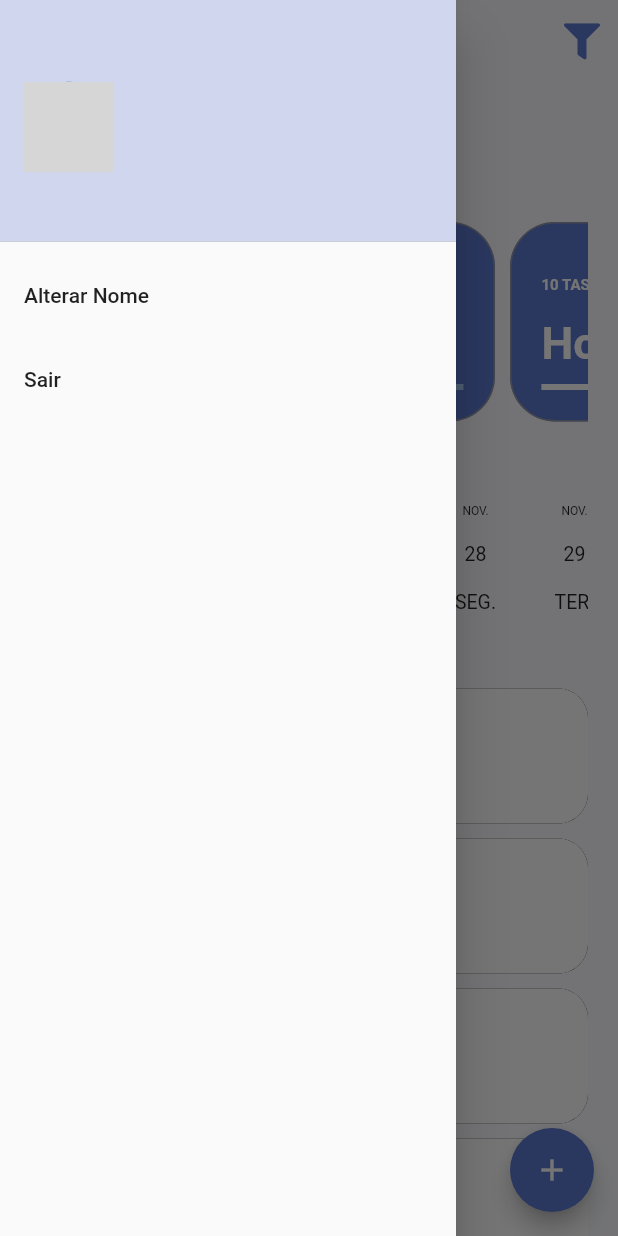
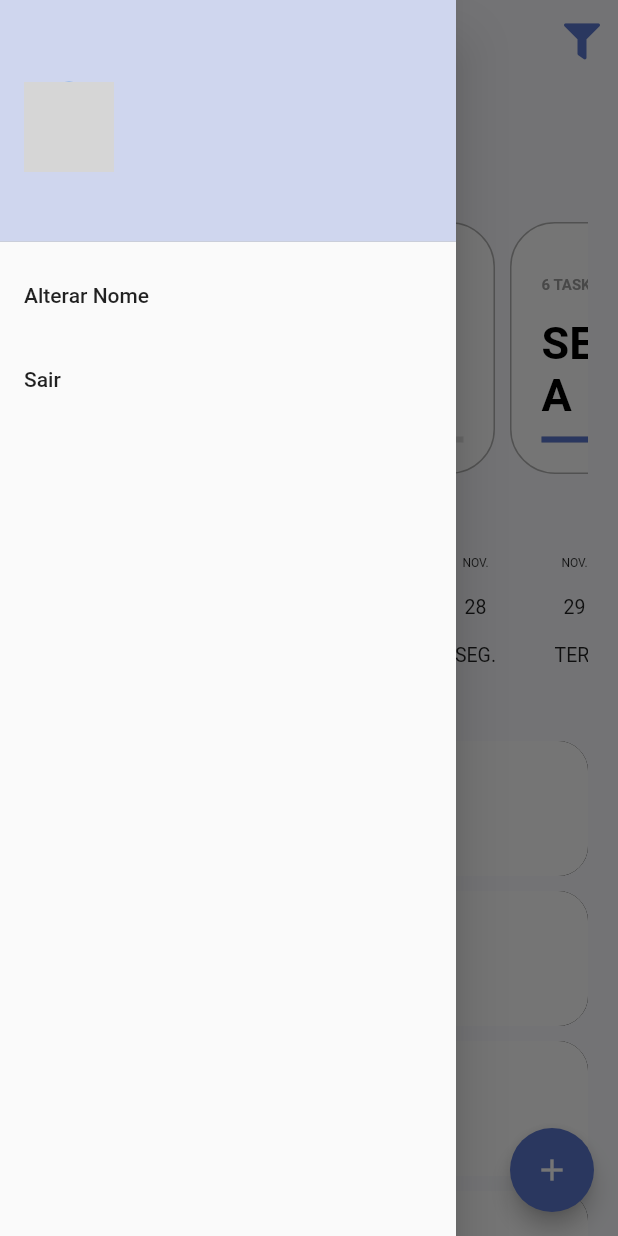
Before and after one commit to whylgher/todo_list_provider, a Flutter app: the screen it shows once a user with an empty profile is signed in, with the side drawer open, on a phone screen of 412 x 824 dp. Run offline on Flutter 3.47's test engine with Material 2 defaults, Android fonts, the phone set to English and light mode, and no system bars; drawn by our look-alikes of date_picker_timeline; our stand-ins replace firebase_auth, firebase_core, flutter_signin_button, google_sign_in, sqflite, sqflite_common and 1 more; missing offline and left inert: flutter_overlay_loader, validatorless; accounts and stored records are empty; network calls fail; grey boxes are pictures that could not be loaded.

Commit message:
Busca de Tasks (Repository e Service)

```diff
--- /dev/null
+++ b/lib/app/models/taks_filter_enum.dart
@@ -0,0 +1,5 @@
+enum TaskFilterEnum {
+  today,
+  tomorrow,
+  week,
+}
--- /dev/null
+++ b/lib/app/models/total_tasks_model.dart
@@ -0,0 +1,10 @@
+// ignore_for_file: public_member_api_docs, sort_constructors_first
+class TotalTasksModel {
+  final int totalTasks;
+  final int totalTasksFinish;
+
+  TotalTasksModel({
+    required this.totalTasks,
+    required this.totalTasksFinish,
+  });
+}
--- /dev/null
+++ b/lib/app/modules/home/home_controller.dart
@@ -0,0 +1,6 @@
+import '../../core/notifier/default_change_notifier.dart';
+import '../../models/taks_filter_enum.dart';
+
+class HomeController extends DefaultChangeNotifier {
+  var filterSelected = TaskFilterEnum.today;
+}
--- a/lib/app/modules/home/home_module.dart
+++ b/lib/app/modules/home/home_module.dart
@@ -1,11 +1,17 @@
-import 'package:todo_list_provider/app/core/modules/todo_list_module.dart';
+import 'package:provider/provider.dart';
 
+import '../../core/modules/todo_list_module.dart';
+import 'home_controller.dart';
 import 'home_page.dart';
 
 class HomeModule extends TodoListModule {
   HomeModule()
       : super(
-          // bindings: [],
+          bindings: [
+            ChangeNotifierProvider(
+              create: (context) => HomeController(),
+            )
+          ],
           routers: {
             '/home': (context) => HomePage(),
           },
--- a/lib/app/modules/home/home_page.dart
+++ b/lib/app/modules/home/home_page.dart
@@ -1,6 +1,4 @@
 import 'package:flutter/material.dart';
-import 'package:todo_list_provider/app/modules/home/widgets/home_filters.dart';
-import 'package:todo_list_provider/app/modules/home/widgets/home_header.dart';
 
 import '../../core/ui/theme_extensions.dart';
 import '../../core/ui/todo_list_icons.dart';
@@ -8,6 +6,8 @@ import '../tasks/tasks_module.dart';
 import 'home_tasks.dart';
 import 'home_week_filter.dart';
 import 'widgets/home_drawer.dart';
+import 'widgets/home_filters.dart';
+import 'widgets/home_header.dart';
 
 class HomePage extends StatelessWidget {
   const HomePage({Key? key}) : super(key: key);
--- a/lib/app/modules/home/widgets/home_filters.dart
+++ b/lib/app/modules/home/widgets/home_filters.dart
@@ -1,16 +1,13 @@
 import 'package:flutter/material.dart';
+import 'package:provider/provider.dart';
 
 import '../../../core/ui/theme_extensions.dart';
+import '../../../models/taks_filter_enum.dart';
+import '../../../models/total_tasks_model.dart';
+import '../home_controller.dart';
 import 'todo_card_filter.dart';
 
-class HomeFilters extends StatefulWidget {
-  const HomeFilters({Key? key}) : super(key: key);
-
-  @override
-  State<HomeFilters> createState() => _HomeFiltersState();
-}
-
-class _HomeFiltersState extends State<HomeFilters> {
+class HomeFilters extends StatelessWidget {
   @override
   Widget build(BuildContext context) {
     return Column(
@@ -27,10 +24,39 @@ class _HomeFiltersState extends State<HomeFilters> {
           scrollDirection: Axis.horizontal,
           child: Row(
             children: [
-              TodoCardFilter(),
-              TodoCardFilter(),
-              TodoCardFilter(),
-              TodoCardFilter(),
+              TodoCardFilter(
+                label: 'HOJE',
+                taskFilter: TaskFilterEnum.today,
+                totalTasksModel: TotalTasksModel(
+                  totalTasks: 10,
+                  totalTasksFinish: 5,
+                ),
+                selected: context.select<HomeController, TaskFilterEnum>(
+                        (value) => value.filterSelected) ==
+                    TaskFilterEnum.today,
+              ),
+              TodoCardFilter(
+                label: 'AMANHÃ',
+                taskFilter: TaskFilterEnum.tomorrow,
+                totalTasksModel: TotalTasksModel(
+                  totalTasks: 8,
+                  totalTasksFinish: 5,
+                ),
+                selected: context.select<HomeController, TaskFilterEnum>(
+                        (value) => value.filterSelected) ==
+                    TaskFilterEnum.tomorrow,
+              ),
+              TodoCardFilter(
+                label: 'SEMANA',
+                taskFilter: TaskFilterEnum.week,
+                totalTasksModel: TotalTasksModel(
+                  totalTasks: 6,
+                  totalTasksFinish: 6,
+                ),
+                selected: context.select<HomeController, TaskFilterEnum>(
+                        (value) => value.filterSelected) ==
+                    TaskFilterEnum.week,
+              ),
             ],
           ),
         )
--- a/lib/app/modules/home/widgets/todo_card_filter.dart
+++ b/lib/app/modules/home/widgets/todo_card_filter.dart
@@ -1,15 +1,36 @@
 import 'package:flutter/material.dart';
 
 import '../../../core/ui/theme_extensions.dart';
+import '../../../models/taks_filter_enum.dart';
+import '../../../models/total_tasks_model.dart';
 
-class TodoCardFilter extends StatefulWidget {
-  const TodoCardFilter({Key? key}) : super(key: key);
+class TodoCardFilter extends StatelessWidget {
+  final String label;
+  final TaskFilterEnum taskFilter;
+  final TotalTasksModel? totalTasksModel;
+  final bool selected;
 
-  @override
-  State<TodoCardFilter> createState() => _TodoCardFilterState();
-}
+  const TodoCardFilter(
+      {Key? key,
+      required this.label,
+      required this.taskFilter,
+      required this.selected,
+      this.totalTasksModel})
+      : super(key: key);
 
-class _TodoCardFilterState extends State<TodoCardFilter> {
+  double _getPercentFinish() {
+    final total = totalTasksModel?.totalTasks ?? 0.0;
+    final totalFinish = totalTasksModel?.totalTasksFinish ?? 0.1;
+
+    if (total == 0) {
+      return 0.0;
+    }
+
+    final percent = (totalFinish * 100) / total;
+
+    return percent / 100;
+  }
+
   @override
   Widget build(BuildContext context) {
     return Container(
@@ -20,7 +41,7 @@ class _TodoCardFilterState extends State<TodoCardFilter> {
       margin: EdgeInsets.only(right: 10),
       padding: EdgeInsets.all(20),
       decoration: BoxDecoration(
-        color: context.primaryColor,
+        color: selected ? context.primaryColor : Colors.white,
         border: Border.all(
           width: 1,
           color: Colors.grey.withOpacity(.8),
@@ -34,28 +55,41 @@ class _TodoCardFilterState extends State<TodoCardFilter> {
             Padding(
               padding: const EdgeInsets.symmetric(vertical: 15),
               child: Text(
-                '10 TASKS',
+                '${totalTasksModel?.totalTasks ?? 0} TASKS',
                 style: context.titleStyle.copyWith(
                   fontSize: 10,
-                  color: Colors.white,
+                  color: selected ? Colors.white : Colors.grey,
                 ),
               ),
             ),
             Padding(
               padding: const EdgeInsets.only(bottom: 10),
               child: Text(
-                'Hoje',
+                label,
                 style: TextStyle(
                   fontSize: 30,
                   fontWeight: FontWeight.bold,
-                  color: Colors.white,
+                  color: selected ? Colors.white : Colors.black,
                 ),
               ),
             ),
-            LinearProgressIndicator(
-              backgroundColor: context.primaryColorLight,
-              valueColor: AlwaysStoppedAnimation<Color>(Colors.white),
-              value: 0.4,
+            TweenAnimationBuilder<double>(
+              duration: Duration(seconds: 1),
+              tween: Tween(
+                begin: 0.0,
+                end: _getPercentFinish(),
+              ),
+              builder: (context, value, child) {
+                return LinearProgressIndicator(
+                  backgroundColor: selected
+                      ? context.primaryColorLight
+                      : Colors.grey.shade300,
+                  valueColor: AlwaysStoppedAnimation<Color>(
+                    selected ? Colors.white : context.primaryColor,
+                  ),
+                  value: value,
+                );
+              },
             ),
           ],
         ),
--- a/lib/app/modules/tasks/tasks_module.dart
+++ b/lib/app/modules/tasks/tasks_module.dart
@@ -1,11 +1,11 @@
 import 'package:provider/provider.dart';
-import 'package:todo_list_provider/app/modules/tasks/task_create_controller.dart';
 
 import '../../core/modules/todo_list_module.dart';
 import '../../repositories/tasks/tasks_repository.dart';
 import '../../repositories/tasks/tasks_repository_impl.dart';
 import '../../services/user/tasks/tasks_service.dart';
 import '../../services/user/tasks/tasks_service_impl.dart';
+import 'task_create_controller.dart';
 import 'task_create_page.dart';
 
 class TasksModule extends TodoListModule {
--- a/lib/app/repositories/tasks/tasks_repository.dart
+++ b/lib/app/repositories/tasks/tasks_repository.dart
@@ -1,3 +1,6 @@
+import '../../models/task_model.dart';
+
 abstract class TasksRepository {
   Future<void> save(DateTime date, String description);
+  Future<List<TaskModel>> findByPeriod(DateTime start, DateTime end);
 }
--- a/lib/app/services/user/tasks/tasks_service.dart
+++ b/lib/app/services/user/tasks/tasks_service.dart
@@ -1,3 +1,9 @@
+import '../../../models/task_model.dart';
+import '../../../models/week_task_model.dart';
+
 abstract class TasksService {
   Future<void> save(DateTime date, String description);
+  Future<List<TaskModel>> getToday();
+  Future<List<TaskModel>> getToMorrow();
+  Future<WeekTaskModel> getWeek();
 }
```
Also changed, not shown: lib/app/core/database/sqlite_connection_factory.dart (+6 -6 lines), lib/app/models/task_model.dart (added, +21 -0 lines), lib/app/models/week_task_model.dart (added, +14 -0 lines), lib/app/repositories/tasks/tasks_repository_impl.dart (+20 -1 lines), lib/app/services/user/tasks/tasks_service_impl.dart (+46 -0 lines).
